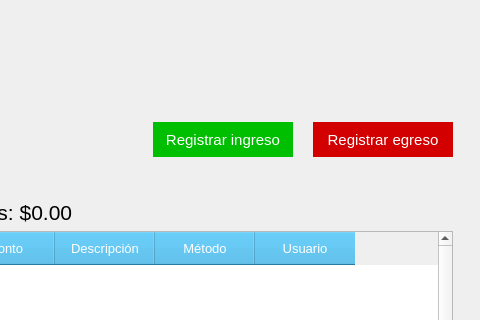
Before: the Qt Designer form src/Caja/Ui_Caja.ui in ivanperez-7/printpos, drawn with Qt 5; both pictures show x 793 to 1273 and y 0 to 320 of the 1273 by 718 pixel window.
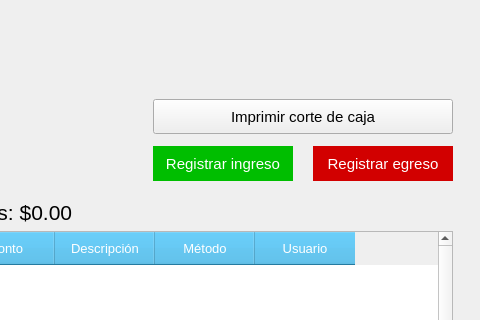
After: the same form once the commit is applied. Icons and pictures are not drawn.

The edit to the form file:
```diff
--- a/src/Caja/Ui_Caja.ui
+++ b/src/Caja/Ui_Caja.ui
@@ -115,11 +115,33 @@
          <property name="frameShadow">
           <enum>QFrame::Raised</enum>
          </property>
-         <layout class="QHBoxLayout" name="horizontalLayout_4">
-          <property name="spacing">
+         <layout class="QGridLayout" name="gridLayout_3">
+          <property name="horizontalSpacing">
            <number>20</number>
           </property>
-          <item alignment="Qt::AlignRight">
+          <property name="verticalSpacing">
+           <number>12</number>
+          </property>
+          <item row="0" column="0" colspan="2">
+           <widget class="QPushButton" name="btImprimir">
+            <property name="minimumSize">
+             <size>
+              <width>0</width>
+              <height>35</height>
+             </size>
+            </property>
+            <property name="font">
+             <font>
+              <family>Arial</family>
+              <pointsize>11</pointsize>
+             </font>
+            </property>
+            <property name="text">
+             <string>Imprimir corte de caja</string>
+            </property>
+           </widget>
+          </item>
+          <item row="1" column="0">
            <widget class="QPushButton" name="btIngreso">
             <property name="minimumSize">
              <size>
@@ -143,7 +165,7 @@
             </property>
            </widget>
           </item>
-          <item alignment="Qt::AlignRight">
+          <item row="1" column="1">
            <widget class="QPushButton" name="btEgreso">
             <property name="minimumSize">
              <size>
```
